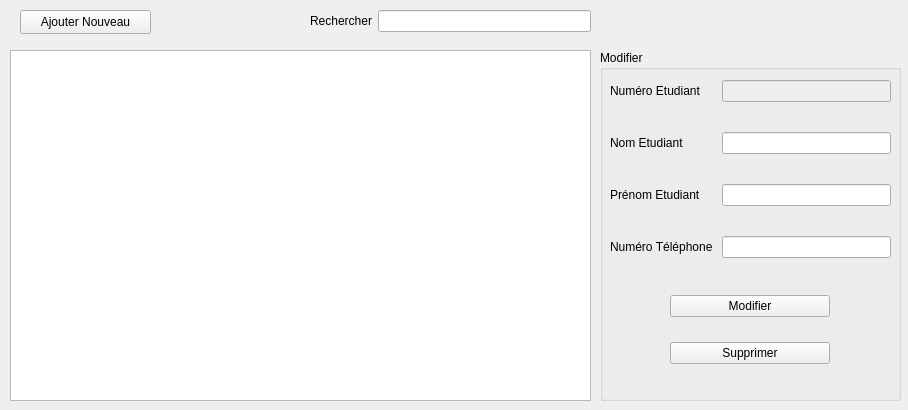
Qt form cruds/chambrecrud.ui (Frankral/ProjetFinL1) before a commit.
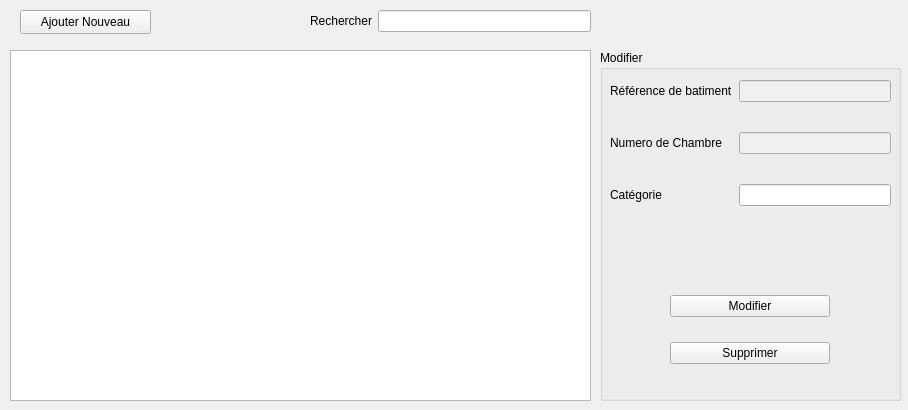
The same form after that commit. Custom widgets are drawn as their Qt base class.

Diff of the .ui file:
```diff
--- a/cruds/chambrecrud.ui
+++ b/cruds/chambrecrud.ui
@@ -76,49 +76,43 @@
      <property name="verticalSpacing">
       <number>30</number>
      </property>
+     <item row="0" column="0">
+      <widget class="QLabel" name="label_4">
+       <property name="text">
+        <string>Référence de batiment</string>
+       </property>
+      </widget>
+     </item>
+     <item row="0" column="1">
+      <widget class="QLineEdit" name="RefBat">
+       <property name="enabled">
+        <bool>false</bool>
+       </property>
+      </widget>
+     </item>
      <item row="1" column="0">
       <widget class="QLabel" name="label">
        <property name="text">
-        <string>Nom Etudiant</string>
+        <string>Numero de Chambre</string>
        </property>
       </widget>
      </item>
      <item row="1" column="1">
-      <widget class="QLineEdit" name="InputNom"/>
+      <widget class="QLineEdit" name="NumChambre">
+       <property name="enabled">
+        <bool>false</bool>
+       </property>
+      </widget>
      </item>
      <item row="2" column="0">
       <widget class="QLabel" name="label_3">
        <property name="text">
-        <string>Prénom Etudiant</string>
+        <string>Catégorie</string>
        </property>
       </widget>
      </item>
      <item row="2" column="1">
-      <widget class="QLineEdit" name="InputPrenom"/>
-     </item>
-     <item row="3" column="0">
-      <widget class="QLabel" name="label_2">
-       <property name="text">
-        <string>Numéro Téléphone </string>
-       </property>
-      </widget>
-     </item>
-     <item row="3" column="1">
-      <widget class="CustomLineEdit" name="InputNumTel"/>
-     </item>
-     <item row="0" column="0">
-      <widget class="QLabel" name="label_4">
-       <property name="text">
-        <string>Numéro Etudiant</string>
-       </property>
-      </widget>
-     </item>
-     <item row="0" column="1">
-      <widget class="QLineEdit" name="numEtudiant">
-       <property name="enabled">
-        <bool>false</bool>
-       </property>
-      </widget>
+      <widget class="QLineEdit" name="Categorie"/>
      </item>
     </layout>
    </widget>
@@ -181,13 +175,6 @@
    </attribute>
   </widget>
  </widget>
- <customwidgets>
-  <customwidget>
-   <class>CustomLineEdit</class>
-   <extends>QLineEdit</extends>
-   <header location="global">customLineEdit.h</header>
-  </customwidget>
- </customwidgets>
  <resources/>
  <connections/>
 </ui>
```
Left out of the diff: 2 changed lines with no effect on the pictures.
